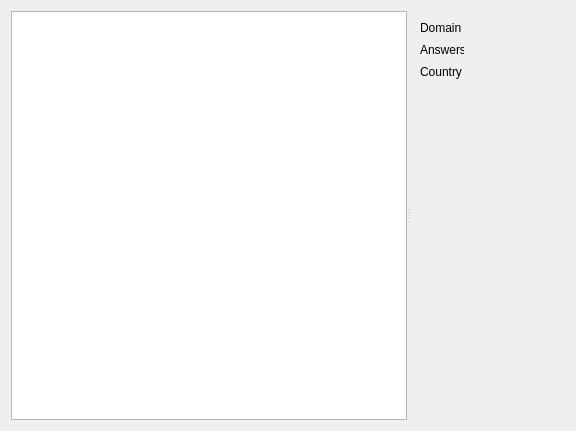
First picture: the form in dnspage.ui, repository kikz0rsk/FlowLab-Desktop, before the edit.
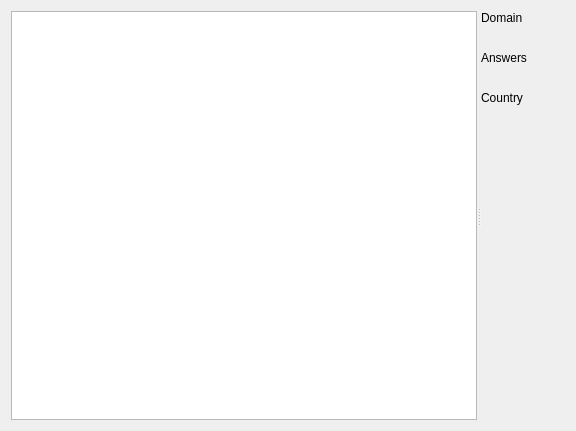
Second picture: the form after the edit.

The edit to the form file:
```diff
--- a/dnspage.ui
+++ b/dnspage.ui
@@ -21,84 +21,72 @@
      </property>
      <widget class="QTreeView" name="dnsList"/>
      <widget class="QWidget" name="formWidget" native="true">
+      <layout class="QVBoxLayout" name="verticalLayout">
+       <item>
       <widget class="QLabel" name="label">
-       <property name="geometry">
-        <rect>
-         <x>9</x>
-         <y>9</y>
-         <width>42</width>
-         <height>16</height>
-        </rect>
-       </property>
        <property name="text">
         <string>Domain</string>
        </property>
       </widget>
+       </item>
+       <item>
       <widget class="QLabel" name="domainText">
-       <property name="geometry">
-        <rect>
-         <x>59</x>
-         <y>9</y>
-         <width>16</width>
-         <height>16</height>
-        </rect>
-       </property>
        <property name="text">
         <string/>
        </property>
-      </widget>
+         <property name="textInteractionFlags">
+          <set>Qt::TextInteractionFlag::LinksAccessibleByMouse|Qt::TextInteractionFlag::TextSelectableByKeyboard|Qt::TextInteractionFlag::TextSelectableByMouse</set>
+         </property>
+        </widget>
+       </item>
+       <item>
       <widget class="QLabel" name="label_2">
-       <property name="geometry">
-        <rect>
-         <x>9</x>
-         <y>31</y>
-         <width>44</width>
-         <height>16</height>
-        </rect>
-       </property>
        <property name="text">
         <string>Answers</string>
        </property>
       </widget>
+       </item>
+       <item>
       <widget class="QLabel" name="answersText">
-       <property name="geometry">
-        <rect>
-         <x>59</x>
-         <y>31</y>
-         <width>16</width>
-         <height>16</height>
-        </rect>
-       </property>
        <property name="text">
         <string/>
        </property>
-      </widget>
+         <property name="textInteractionFlags">
+          <set>Qt::TextInteractionFlag::LinksAccessibleByMouse|Qt::TextInteractionFlag::TextSelectableByKeyboard|Qt::TextInteractionFlag::TextSelectableByMouse</set>
+         </property>
+        </widget>
+       </item>
+       <item>
       <widget class="QLabel" name="label_3">
-       <property name="geometry">
-        <rect>
-         <x>9</x>
-         <y>53</y>
-         <width>43</width>
-         <height>16</height>
-        </rect>
-       </property>
        <property name="text">
         <string>Country</string>
        </property>
       </widget>
+       </item>
+       <item>
       <widget class="QLabel" name="countryText">
-       <property name="geometry">
-        <rect>
-         <x>59</x>
-         <y>53</y>
-         <width>16</width>
-         <height>16</height>
-        </rect>
-       </property>
        <property name="text">
         <string/>
        </property>
-      </widget>
+         <property name="textInteractionFlags">
+          <set>Qt::TextInteractionFlag::LinksAccessibleByMouse|Qt::TextInteractionFlag::TextSelectableByKeyboard|Qt::TextInteractionFlag::TextSelectableByMouse</set>
+         </property>
+        </widget>
+       </item>
+       <item>
+        <spacer name="verticalSpacer">
+         <property name="orientation">
+          <enum>Qt::Orientation::Vertical</enum>
+         </property>
+         <property name="sizeHint" stdset="0">
+          <size>
+           <width>20</width>
+           <height>40</height>
+          </size>
+         </property>
+        </spacer>
+       </item>
+      </layout>
      </widget>
     </widget>
    </item>
```
Lines whose indentation alone changed are shown as unchanged.
